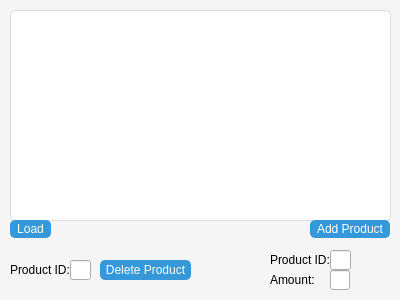
The window that inventorywidget.ui (SamirTaous/DeliveryManagement) describes before a commit, drawn with Qt 5.
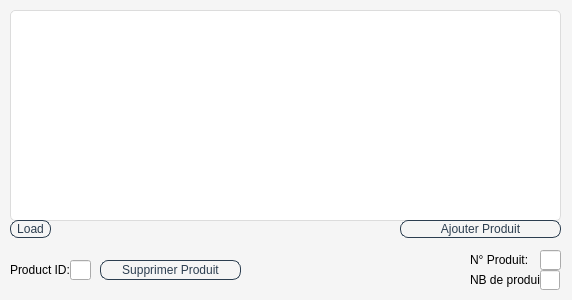
The same window after the commit.

Diff of the .ui file:
```diff
--- a/inventorywidget.ui
+++ b/inventorywidget.ui
@@ -6,7 +6,7 @@
    <rect>
     <x>0</x>
     <y>0</y>
-    <width>400</width>
+    <width>572</width>
     <height>300</height>
    </rect>
   </property>
@@ -28,10 +28,10 @@
 QPushButton#AddProductButton,
 QPushButton#DeleteProductButton {
     font-size: 12px;
-    background-color: #3498db;
-    color: white;
-    border: none;
-    border-radius: 5px;
+    background-color: transparent;
+    color: #2c3e50;
+    border: 1px solid #2c3e50; 
+    border-radius: 8px;
     cursor: pointer;
     transition: background-color 0.3s;
 }
@@ -48,7 +48,7 @@
     <rect>
      <x>10</x>
      <y>10</y>
-     <width>381</width>
+     <width>551</width>
      <height>211</height>
     </rect>
    </property>
@@ -69,46 +69,46 @@
   <widget class="QPushButton" name="AddProductButton">
    <property name="geometry">
     <rect>
-     <x>310</x>
+     <x>400</x>
      <y>220</y>
-     <width>80</width>
+     <width>161</width>
      <height>18</height>
     </rect>
    </property>
    <property name="text">
-    <string>Add Product</string>
+    <string>Ajouter Produit</string>
    </property>
   </widget>
   <widget class="QLabel" name="ProductIDLabel">
    <property name="geometry">
     <rect>
-     <x>270</x>
+     <x>470</x>
      <y>250</y>
-     <width>61</width>
+     <width>71</width>
      <height>20</height>
     </rect>
    </property>
    <property name="text">
-    <string>Product ID:</string>
+    <string>N° Produit:</string>
    </property>
   </widget>
   <widget class="QLabel" name="AmountLabel">
    <property name="geometry">
     <rect>
-     <x>270</x>
+     <x>470</x>
      <y>270</y>
-     <width>61</width>
+     <width>71</width>
      <height>20</height>
     </rect>
    </property>
    <property name="text">
-    <string>Amount:</string>
+    <string>NB de produits:</string>
    </property>
   </widget>
   <widget class="QLineEdit" name="ProductIDLineEdit">
    <property name="geometry">
     <rect>
-     <x>330</x>
+     <x>540</x>
      <y>250</y>
      <width>21</width>
      <height>20</height>
@@ -118,7 +118,7 @@
   <widget class="QLineEdit" name="AmountLineEdit">
    <property name="geometry">
     <rect>
-     <x>330</x>
+     <x>540</x>
      <y>270</y>
      <width>20</width>
      <height>20</height>
@@ -153,12 +153,12 @@
     <rect>
      <x>100</x>
      <y>260</y>
-     <width>91</width>
+     <width>141</width>
      <height>20</height>
     </rect>
    </property>
    <property name="text">
-    <string>Delete Product</string>
+    <string>Supprimer Produit</string>
    </property>
   </widget>
  </widget>
```
Left out of the diff: 2 changed lines with no effect on the pictures.
